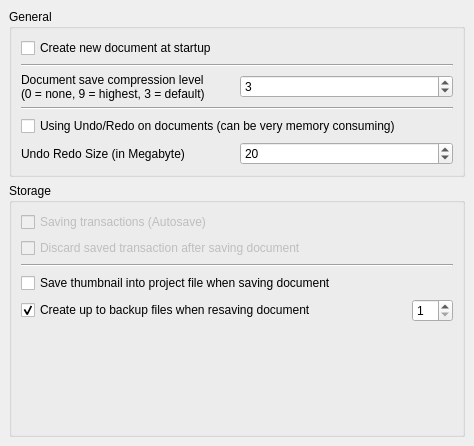
This is src/Gui/DlgSettingsDocument.ui in berndhahnebach/All_FreeCAD as Qt 5 draws it before an edit. The edited form follows.
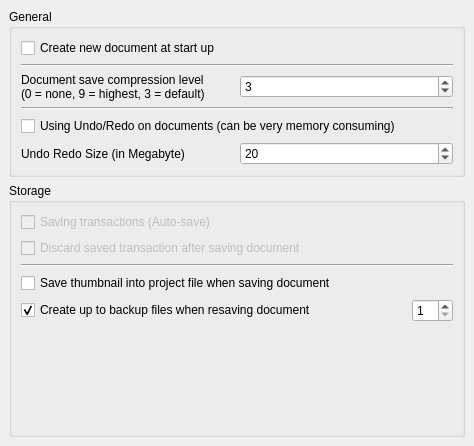
This is the edited form. Custom widgets are drawn as their Qt base class.

```diff
--- a/src/Gui/DlgSettingsDocument.ui
+++ b/src/Gui/DlgSettingsDocument.ui
@@ -150,7 +150,7 @@
          <bool>false</bool>
         </property>
         <property name="text" >
-         <string>Saving transactions (Autosave)</string>
+         <string>Saving transactions (Auto-save)</string>
         </property>
         <property name="prefEntry" stdset="0" >
          <cstring>SaveTransactions</cstring>
@@ -239,7 +239,7 @@
       <item row="0" column="0" >
        <widget class="Gui::PrefCheckBox" name="prefCheckNewDoc" >
         <property name="text" >
-         <string>Create new document at startup</string>
+         <string>Create new document at start up</string>
         </property>
         <property name="prefEntry" stdset="0" >
          <cstring>CreateNewDoc</cstring>
```
